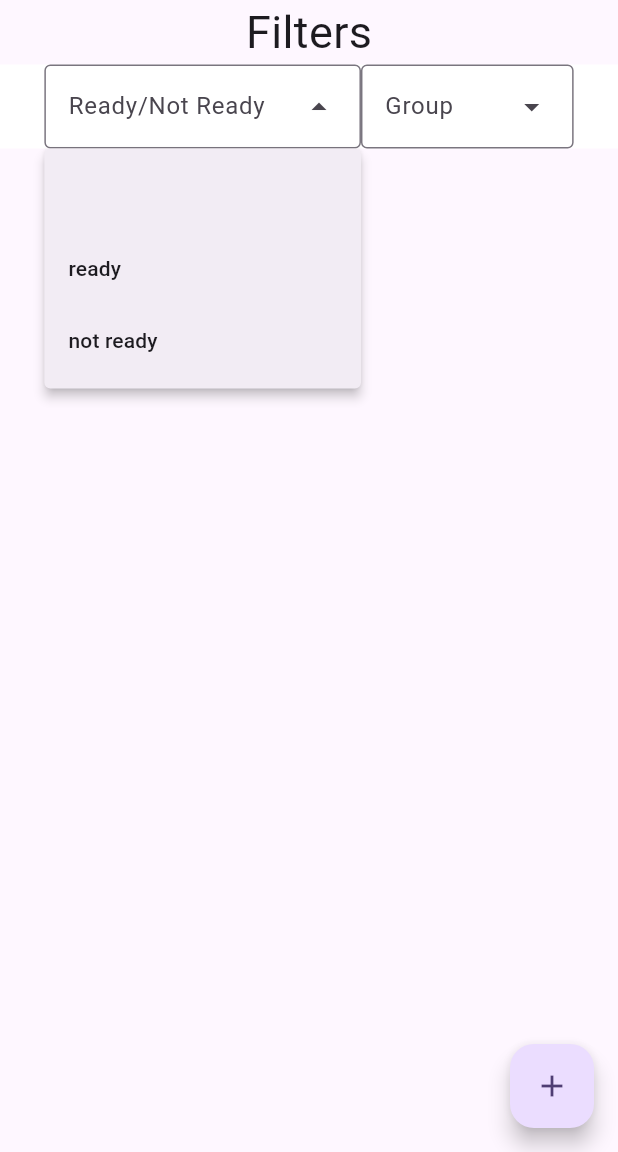
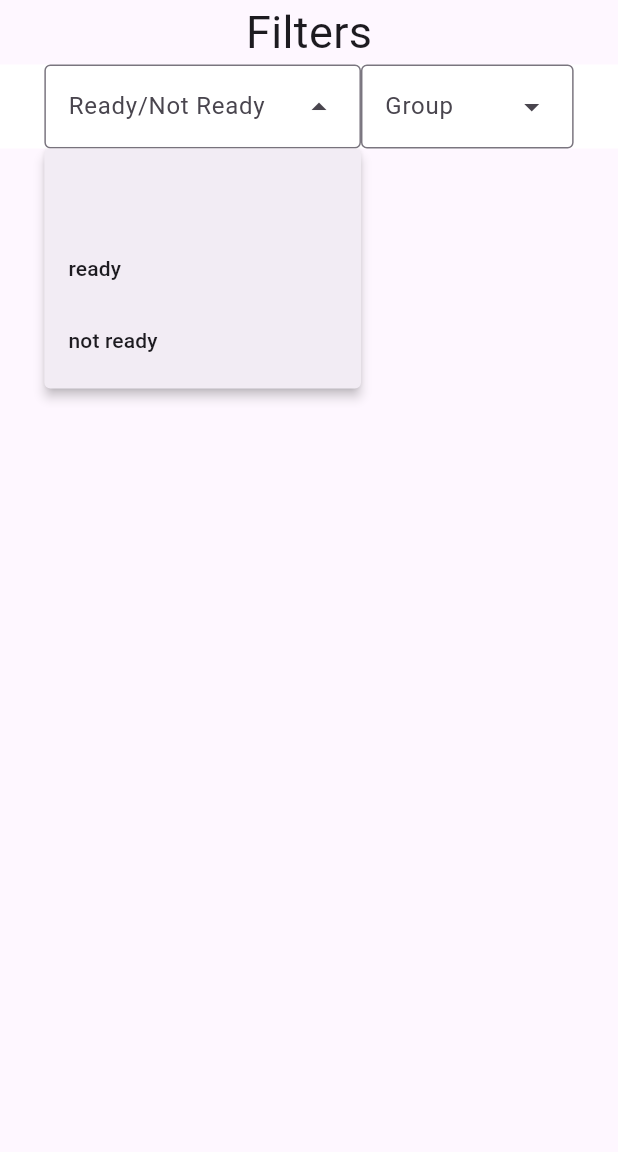
Before and after one commit to Vadymkon/todo_bloc_dio_hive_flutter, a Flutter app: the FilterScreen screen opened directly, after a tap on "ready", on a phone screen of 412 x 824 dp, the part 84-1236 px from its top. Run offline on Flutter 3.47's test engine with Material 2 defaults, Android fonts, the phone set to English and light mode, and no system bars; our stand-ins replace bloc, dio, flutter_bloc, hive, hive_flutter; missing offline and left inert: crypt; accounts and stored records are empty; network calls fail.

Commit message:
MORE COMMENTS!!!

```diff
--- a/lib/boxes.dart
+++ b/lib/boxes.dart
@@ -2,4 +2,4 @@ import 'package:hive_flutter/hive_flutter.dart';
 
 import 'note.dart';
 
-late Box<Note> boxNotes;
+late Box<Note> boxNotes; //for Hive saveness
--- a/lib/categories_list.dart
+++ b/lib/categories_list.dart
@@ -1,7 +1,7 @@
 
 import 'package:flutter/cupertino.dart';
 import 'package:flutter/material.dart';
-
+// groups for notes
 const List<DropdownMenuEntry<String>> categories = [
   DropdownMenuEntry(value: '', label: ''),
   DropdownMenuEntry(value: 'Job', label: 'Job'),
@@ -9,6 +9,7 @@ const List<DropdownMenuEntry<String>> categories = [
   DropdownMenuEntry(value: 'Own', label: 'Own'),
 ];
 
+//ready states
 const List<DropdownMenuEntry<String>> readyStates = [
   DropdownMenuEntry(value: '', label: ''),
   DropdownMenuEntry(value: 'ready', label: 'ready'),
@@ -25,4 +26,4 @@ const Map<String,IconData> weatherMap =
   'Sun' : CupertinoIcons.sun_dust,
   'Lightning' : CupertinoIcons.cloud_bolt_rain,
   'Clouds' : CupertinoIcons.cloud
-};
+}; //Icons for different weather
--- a/lib/main.dart
+++ b/lib/main.dart
@@ -14,7 +14,7 @@ void main() async {
   await Hive.initFlutter();
   Hive.registerAdapter(NoteAdapter());
   boxNotes = await Hive.openBox<Note>('noteBox');
-//Other staff
+//App
   runApp(const MyApp());
 }
 
--- a/lib/note.dart
+++ b/lib/note.dart
@@ -23,3 +23,5 @@ class Note {
     this.category = ""
   });
 }
+
+//Class for Notes
--- a/lib/notes_bloc/note_bloc.dart
+++ b/lib/notes_bloc/note_bloc.dart
@@ -10,11 +10,11 @@ import '../note.dart';
 part 'note_event.dart';
 part 'note_state.dart';
 
+//BLoC for TODOs/Notes
 class NoteBloc extends Bloc<NoteEvent, NoteState> {
   // final NotesReposBloc noteRepository;
-  final Box<Note> _noteBox = boxNotes;
+  final Box<Note> _noteBox = boxNotes; //get link to box (opened in main)
 
-  //(this.noteRepository)
   NoteBloc() : super(NoteState()) {
     on<NoteAddEvent>(_onAddNote);
     on<NoteRemoveEvent>(_onRemoveNote);
@@ -25,6 +25,7 @@ class NoteBloc extends Bloc<NoteEvent, NoteState> {
 
     add(NoteFetchEvent()); //get data
   }
+
 
   _onAddNote(NoteAddEvent event, Emitter<NoteState>emit) async {
     if (event.name
--- a/lib/popup_menus/add_note.dart
+++ b/lib/popup_menus/add_note.dart
@@ -3,6 +3,7 @@ import 'package:flutter_bloc/flutter_bloc.dart';
 
 import '../notes_bloc/note_bloc.dart';
 
+//Pop-up menu for adding new Note
 Future<void> addNoteMenu(BuildContext context) async {
   TextEditingController nameCont = TextEditingController();
   TextEditingController descrCont = TextEditingController();
@@ -19,6 +20,7 @@ Future<void> addNoteMenu(BuildContext context) async {
               //menu adding
               Column(
                 children: [
+                  // Put Name of Note
                   TextField(
                     decoration: const InputDecoration(
                       fillColor: Colors.white,
@@ -28,6 +30,7 @@ Future<void> addNoteMenu(BuildContext context) async {
                     controller: nameCont,
                   ),
                   Container(height: 10,),
+                  //Put Descr of Note
                   TextField(
                     decoration: const InputDecoration(
                       fillColor: Colors.white,
@@ -45,6 +48,7 @@ Future<void> addNoteMenu(BuildContext context) async {
           ),
         ),
         actions: <Widget>[
+          //Main action-button there
           TextButton(
             child: const Text('Add'),
             onPressed: () {
--- a/lib/popup_menus/change_category_menu.dart
+++ b/lib/popup_menus/change_category_menu.dart
@@ -4,6 +4,7 @@ import 'package:flutter_bloc/flutter_bloc.dart';
 import '../categories_list.dart';
 import '../notes_bloc/note_bloc.dart';
 
+//Menu for changing ready state of Note
 Future<void> changeReadyState(BuildContext context, String category, String id) async {
   return showDialog<void>(
     context: context,
@@ -21,6 +22,7 @@ Future<void> changeReadyState(BuildContext context, String category, String id)
                   dropdownMenuEntries: categories,
                   onSelected:
                       (value){
+                  //CHANGING HERE
                     BlocProvider.of<NoteBloc>(context).add(
                         NoteCategoryChangeEvent(
                             id,value.toString()));
@@ -30,6 +32,7 @@ Future<void> changeReadyState(BuildContext context, String category, String id)
           ),
         ),
         actions: <Widget>[
+          //Just go back button
           TextButton(
             child: const Text('Approve'),
             onPressed: () {
--- a/lib/screens/filter_screen.dart
+++ b/lib/screens/filter_screen.dart
@@ -6,6 +6,7 @@ import 'package:todo_bloc_dio_hive_flutter/notes_bloc/note_bloc.dart';
 import 'package:todo_bloc_dio_hive_flutter/popup_menus/add_note.dart';
 import 'package:todo_bloc_dio_hive_flutter/popup_menus/change_category_menu.dart';
 
+//Screen for filtering Notes
 class FilterScreen extends StatelessWidget {
   const FilterScreen({Key? key}) : super (key: key);
 
@@ -31,6 +32,7 @@ class FilterScreen extends StatelessWidget {
               child: Row(
                 mainAxisAlignment: MainAxisAlignment.center,
                 children: [
+                  //FILTER 1 - READY
                   DropdownMenu(
                     label: const Text('Ready/Not Ready'),
                     dropdownMenuEntries: readyStates,
@@ -38,6 +40,7 @@ class FilterScreen extends StatelessWidget {
                       //filter
                       BlocProvider.of<NoteBloc>(context).add(NoteFilteredEvent(null,value));
                     },),
+                  //FILTER 2 - CATEGORY
                   DropdownMenu(
                     label: const Text('Group'),
                     dropdownMenuEntries: categories,
@@ -49,6 +52,7 @@ class FilterScreen extends StatelessWidget {
               ),
             ),
 
+            //NOTE LISTVIEW
             Container(
               constraints: const BoxConstraints(maxHeight: 520),
               child: BlocBuilder<NoteBloc, NoteState>(
@@ -87,13 +91,7 @@ class FilterScreen extends StatelessWidget {
           ],
         ),
       ),
-      floatingActionButton: FloatingActionButton(
-        onPressed: () {
-          addNoteMenu(context);
-        },
-        tooltip: 'Add new element',
-        child: const Icon(Icons.add),
-      ),
+
     );
   }
 }
--- a/lib/weather_bloc/weather_bloc.dart
+++ b/lib/weather_bloc/weather_bloc.dart
@@ -34,7 +34,7 @@ class WeatherBloc extends Bloc<WeatherEvent, WeatherState> {
    _getWeatherInfo(WeatherGetInfoEvent event, Emitter<WeatherState> emit) async {
      final res = await _httpClient.get(apiUrl, queryParameters:
      {
-     // ?q=Kyiv&APPID=$apiKey
+     // example: ?q=Kyiv&APPID=$apiKey
        'q':event.queryCity,
        'APPID':apiKey,
      });
```
Also changed, not shown: lib/screens/main_screen.dart (+9 -5 lines).
